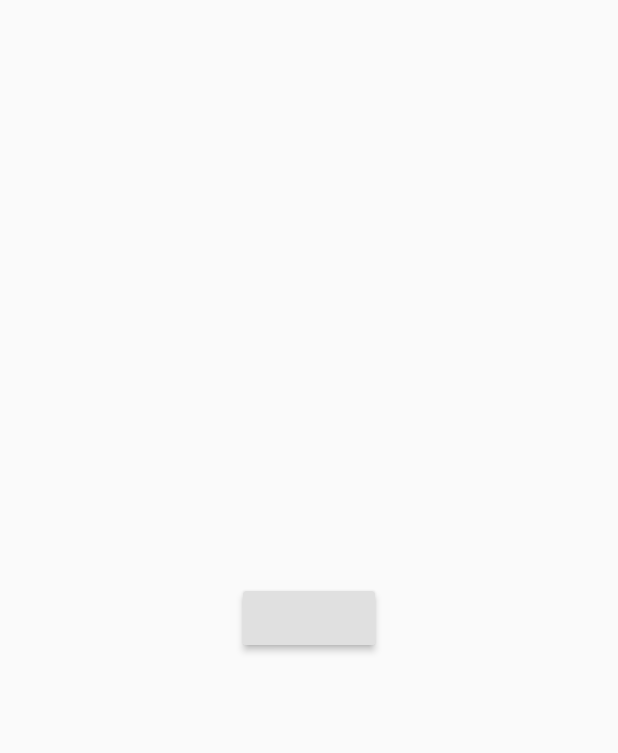
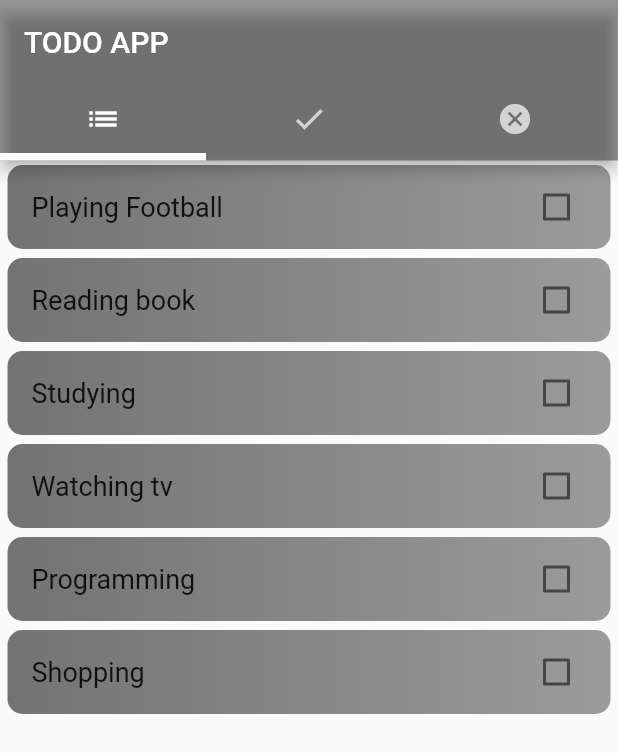
Before and after one commit to shadysamara/wedad1, a Flutter app: the screen it shows after launch, on a phone screen of 412 x 824 dp. Shown: the top 753 px of the screen. Run offline on Flutter 3.47's test engine with Material 2 defaults, Android fonts, the phone set to English and light mode, and no system bars; our stand-ins replace device_info_plus, dio, open_file, permission_handler, share_plus, timeago; missing offline and left inert: android_path_provider, flutter_downloader.

Commit message:
todo app

```diff
--- a/lib/main.dart
+++ b/lib/main.dart
@@ -15,6 +15,7 @@ import 'package:wedad_application/file_test.dart';
 import 'package:wedad_application/instegram_clone/instegram_home.dart';
 import 'package:wedad_application/saleh_provider.dart';
 import 'package:wedad_application/shady_widget.dart';
+import 'package:wedad_application/todo_app/todo_home.dart';
 
 void main() async{
   WidgetsFlutterBinding.ensureInitialized();
@@ -28,7 +29,7 @@ await FlutterDownloader.initialize(
     child:
        MaterialApp(
         debugShowCheckedModeBanner: false,
-        home:FileTest())
+        home:TodoHomeScreen())
 
   ));
 }
--- /dev/null
+++ b/lib/todo_app/data/dummy_data.dart
@@ -0,0 +1,10 @@
+import 'package:wedad_application/todo_app/models/task_model.dart';
+
+List<Task> tasks = [
+  Task('Playing Football', false),
+  Task('Reading book', false),
+  Task('Studying', false),
+  Task('Watching tv', false),
+  Task('Programming', false),
+  Task('Shopping', false),
+];
--- /dev/null
+++ b/lib/todo_app/models/task_model.dart
@@ -0,0 +1,5 @@
+class Task{
+  String title;
+  bool isComplete;
+  Task(this.title,this.isComplete);
+}
--- /dev/null
+++ b/lib/todo_app/todo_home.dart
@@ -0,0 +1,31 @@
+import 'package:flutter/material.dart';
+import 'package:wedad_application/todo_app/ui/pages/all_tasks.dart';
+import 'package:wedad_application/todo_app/ui/pages/complete_tasks.dart';
+import 'package:wedad_application/todo_app/ui/pages/incomplete_tasks.dart';
+
+class TodoHomeScreen extends StatelessWidget{
+  @override
+  Widget build(BuildContext context) {
+    // TODO: implement build
+   return DefaultTabController(
+     length: 3,
+     child: Scaffold(
+       appBar: AppBar(
+         backgroundColor:Colors.black38,
+         title: Text('TODO APP'),
+         bottom: TabBar(tabs: [
+           Tab(icon: Icon(Icons.list),),
+            Tab(icon: Icon(Icons.done),),
+            Tab(icon: Icon(Icons.cancel),)
+         ],indicatorWeight: 5,
+         indicatorColor: Colors.white,),
+         ),
+         body: TabBarView(children: [
+           AllTasks(),
+           CompleteTasks(),
+           InCompleteTasks()
+         ]),
+     ),
+   );
+  }
+}
--- /dev/null
+++ b/lib/todo_app/ui/pages/all_tasks.dart
@@ -0,0 +1,15 @@
+import 'package:flutter/material.dart';
+import 'package:wedad_application/todo_app/data/dummy_data.dart';
+import 'package:wedad_application/todo_app/ui/widgets/task_widget.dart';
+
+class AllTasks extends StatelessWidget{
+  @override
+  Widget build(BuildContext context) {
+    // TODO: implement build
+    return Center(child: ListView.builder(
+      itemCount:tasks.length,
+      itemBuilder: (context,index){
+        return TaskWidget(tasks[index]);
+      }));
+  }
+}
--- /dev/null
+++ b/lib/todo_app/ui/pages/complete_tasks.dart
@@ -0,0 +1,9 @@
+import 'package:flutter/material.dart';
+
+class CompleteTasks extends StatelessWidget{
+  @override
+  Widget build(BuildContext context) {
+    // TODO: implement build
+    return Center(child: Text('Complete Tasks'),);
+  }
+}
--- /dev/null
+++ b/lib/todo_app/ui/pages/incomplete_tasks.dart
@@ -0,0 +1,9 @@
+import 'package:flutter/material.dart';
+
+class InCompleteTasks extends StatelessWidget{
+  @override
+  Widget build(BuildContext context) {
+    // TODO: implement build
+    return Center(child: Text('InComplete Tasks'),);
+  }
+}
--- /dev/null
+++ b/lib/todo_app/ui/widgets/task_widget.dart
@@ -0,0 +1,41 @@
+import 'package:flutter/material.dart';
+import 'package:wedad_application/todo_app/models/task_model.dart';
+
+class TaskWidget extends StatefulWidget{
+  Task task;
+  TaskWidget(this.task);
+
+  @override
+  State<TaskWidget> createState() => _TaskWidgetState();
+}
+
+class _TaskWidgetState extends State<TaskWidget> {
+  @override
+  Widget build(BuildContext context) {
+    // TODO: implement build
+    return Container(
+      margin: EdgeInsets.symmetric(vertical: 3,horizontal: 5),
+      decoration: BoxDecoration(
+        gradient: LinearGradient(colors: [
+          Colors.black54,
+          Colors.black38,
+        ]),
+              // color: widget.task.isComplete?Colors.blue:Colors.red,
+        borderRadius: BorderRadius.circular(10)),
+
+      child: CheckboxListTile(
+        activeColor: Colors.white,
+        checkColor: Colors.black,
+        value: widget.task.isComplete,
+      title: Text(widget.task.title,style: TextStyle(fontSize: 18),),
+      onChanged: (v){
+        widget.task.isComplete = !widget.task.isComplete;
+      setState(() {
+
+      });
+      },
+
+      ),
+    );
+  }
+}
```
